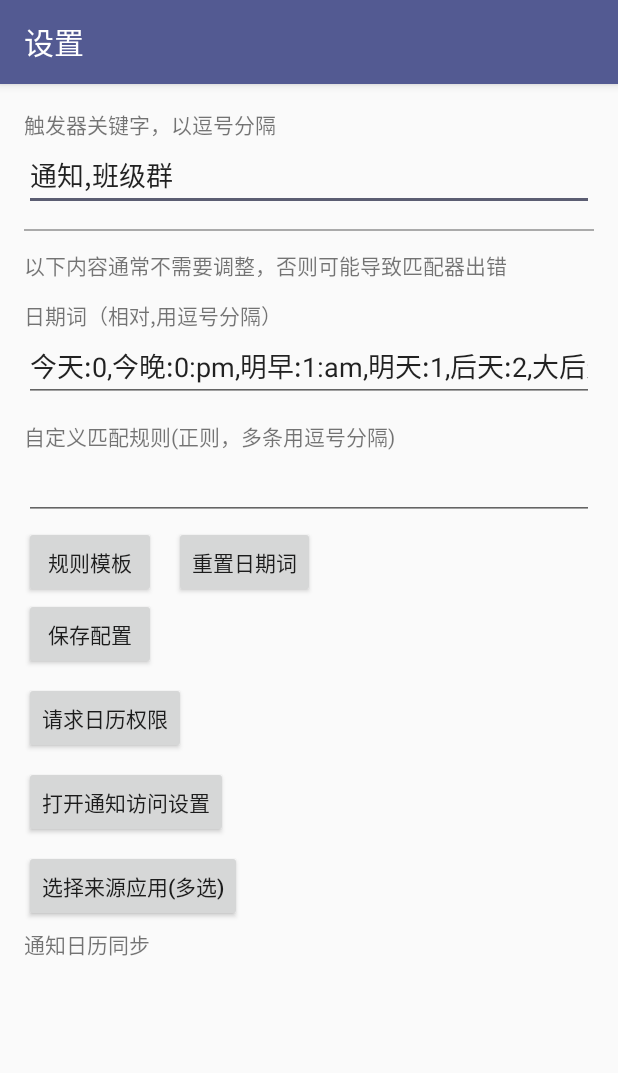
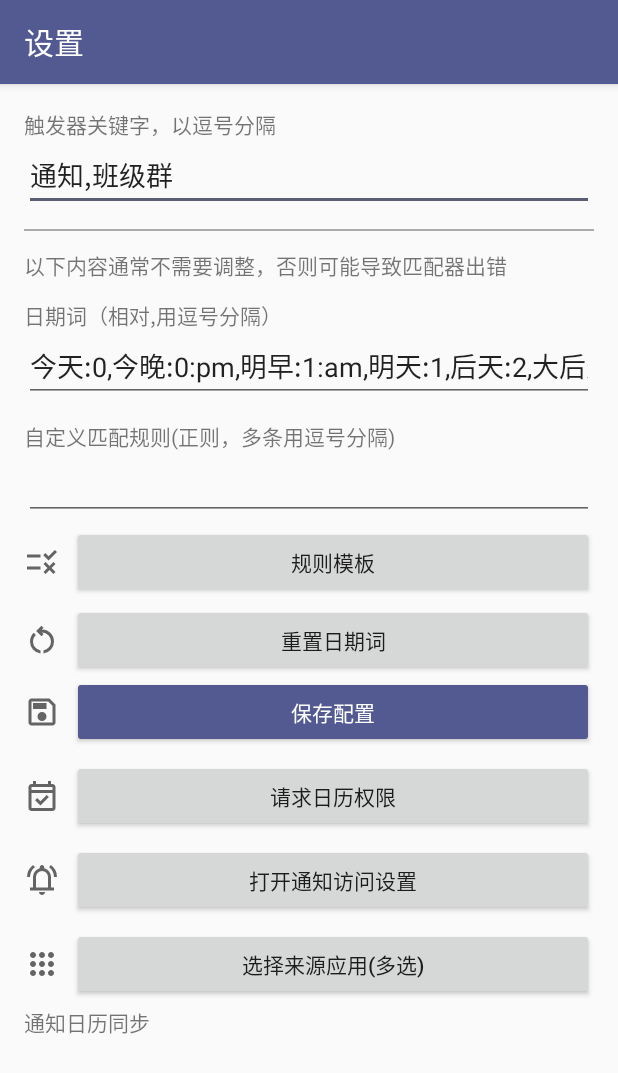
Before and after one commit to SteveZMTstudios/calsync, an Android app: the SettingsActivity screen opened directly, with no data from a screen before it, on a phone screen of 412 x 824 dp. Shown: the top 1073 px of the screen. Run offline under Robolectric (Android 15) with nearby library versions, the phone set to English and light mode, and no system bars.

Commit message:
change theme

```diff
--- a/app/src/main/AndroidManifest.xml
+++ b/app/src/main/AndroidManifest.xml
@@ -58,7 +58,7 @@
 
         <activity android:name="top.stevezmt.calsync.NotificationStatusActivity"
             android:exported="true"
-            android:label="Notification Status" />
+            android:label="通知侦听器测试" />
 
         <service
             android:name="top.stevezmt.calsync.KeepAliveService"
--- a/app/src/main/java/top/stevezmt/calsync/NotificationProcessor.kt
+++ b/app/src/main/java/top/stevezmt/calsync/NotificationProcessor.kt
@@ -31,6 +31,8 @@ object NotificationProcessor {
 	 */
 	fun process(context: Context, input: ProcessInput, notifier: ConfirmationNotifier): ProcessResult {
 		return try {
+			// Capture a single 'now' for this processing run to ensure consistent relative parsing
+			val baseMillis = System.currentTimeMillis()
 			val keywords = SettingsStore.getKeywords(context)
 			val matchesKeyword = keywords.any { kw ->
 				input.title.contains(kw, true) || input.content.contains(kw, true)
@@ -48,9 +50,9 @@ object NotificationProcessor {
 			var anyCreated = false
 			var lastEventId: Long? = null
 			var lastReason: String? = null
-			for (sentence in sentences) {
+				for (sentence in sentences) {
 				try {
-					val parsed = DateTimeParser.parseDateTime(context, sentence)
+						val parsed = DateTimeParser.parseDateTime(context, sentence, baseMillis)
 					if (parsed == null) { lastReason = "解析失败($sentence)"; continue }
 
 					val eventTitle = parsed.title?.takeIf { it.isNotBlank() } ?: run {
--- /dev/null
+++ b/app/src/main/res/drawable/apps_24.xml
@@ -0,0 +1,10 @@
+<vector xmlns:android="http://schemas.android.com/apk/res/android"
+    android:width="24dp"
+    android:height="24dp"
+    android:viewportWidth="960"
+    android:viewportHeight="960"
+    android:tint="?attr/colorControlNormal">
+  <path
+      android:fillColor="@android:color/white"
+      android:pathData="M240,800Q207,800 183.5,776.5Q160,753 160,720Q160,687 183.5,663.5Q207,640 240,640Q273,640 296.5,663.5Q320,687 320,720Q320,753 296.5,776.5Q273,800 240,800ZM480,800Q447,800 423.5,776.5Q400,753 400,720Q400,687 423.5,663.5Q447,640 480,640Q513,640 536.5,663.5Q560,687 560,720Q560,753 536.5,776.5Q513,800 480,800ZM720,800Q687,800 663.5,776.5Q640,753 640,720Q640,687 663.5,663.5Q687,640 720,640Q753,640 776.5,663.5Q800,687 800,720Q800,753 776.5,776.5Q753,800 720,800ZM240,560Q207,560 183.5,536.5Q160,513 160,480Q160,447 183.5,423.5Q207,400 240,400Q273,400 296.5,423.5Q320,447 320,480Q320,513 296.5,536.5Q273,560 240,560ZM480,560Q447,560 423.5,536.5Q400,513 400,480Q400,447 423.5,423.5Q447,400 480,400Q513,400 536.5,423.5Q560,447 560,480Q560,513 536.5,536.5Q513,560 480,560ZM720,560Q687,560 663.5,536.5Q640,513 640,480Q640,447 663.5,423.5Q687,400 720,400Q753,400 776.5,423.5Q800,447 800,480Q800,513 776.5,536.5Q753,560 720,560ZM240,320Q207,320 183.5,296.5Q160,273 160,240Q160,207 183.5,183.5Q207,160 240,160Q273,160 296.5,183.5Q320,207 320,240Q320,273 296.5,296.5Q273,320 240,320ZM480,320Q447,320 423.5,296.5Q400,273 400,240Q400,207 423.5,183.5Q447,160 480,160Q513,160 536.5,183.5Q560,207 560,240Q560,273 536.5,296.5Q513,320 480,320ZM720,320Q687,320 663.5,296.5Q640,273 640,240Q640,207 663.5,183.5Q687,160 720,160Q753,160 776.5,183.5Q800,207 800,240Q800,273 776.5,296.5Q753,320 720,320Z"/>
+</vector>
--- /dev/null
+++ b/app/src/main/res/drawable/event_available_24.xml
@@ -0,0 +1,10 @@
+<vector xmlns:android="http://schemas.android.com/apk/res/android"
+    android:width="24dp"
+    android:height="24dp"
+    android:viewportWidth="960"
+    android:viewportHeight="960"
+    android:tint="?attr/colorControlNormal">
+  <path
+      android:fillColor="@android:color/white"
+      android:pathData="M438,734L296,592L354,534L438,618L606,450L664,508L438,734ZM200,880Q167,880 143.5,856.5Q120,833 120,800L120,240Q120,207 143.5,183.5Q167,160 200,160L240,160L240,80L320,80L320,160L640,160L640,80L720,80L720,160L760,160Q793,160 816.5,183.5Q840,207 840,240L840,800Q840,833 816.5,856.5Q793,880 760,880L200,880ZM200,800L760,800Q760,800 760,800Q760,800 760,800L760,400L200,400L200,800Q200,800 200,800Q200,800 200,800ZM200,320L760,320L760,240Q760,240 760,240Q760,240 760,240L200,240Q200,240 200,240Q200,240 200,240L200,320ZM200,320L200,240Q200,240 200,240Q200,240 200,240L200,240Q200,240 200,240Q200,240 200,240L200,320Z"/>
+</vector>
--- /dev/null
+++ b/app/src/main/res/drawable/notifications_active_24.xml
@@ -0,0 +1,10 @@
+<vector xmlns:android="http://schemas.android.com/apk/res/android"
+    android:width="24dp"
+    android:height="24dp"
+    android:viewportWidth="960"
+    android:viewportHeight="960"
+    android:tint="?attr/colorControlNormal">
+  <path
+      android:fillColor="@android:color/white"
+      android:pathData="M80,400Q80,300 124.5,216.5Q169,133 244,78L291,142Q231,186 195.5,253Q160,320 160,400L80,400ZM800,400Q800,320 764.5,253Q729,186 669,142L716,78Q791,133 835.5,216.5Q880,300 880,400L800,400ZM160,760L160,680L240,680L240,400Q240,317 290,252.5Q340,188 420,168L420,140Q420,115 437.5,97.5Q455,80 480,80Q505,80 522.5,97.5Q540,115 540,140L540,168Q620,188 670,252.5Q720,317 720,400L720,680L800,680L800,760L160,760ZM480,460L480,460L480,460L480,460Q480,460 480,460Q480,460 480,460Q480,460 480,460Q480,460 480,460ZM480,880Q447,880 423.5,856.5Q400,833 400,800L560,800Q560,833 536.5,856.5Q513,880 480,880ZM320,680L640,680L640,400Q640,334 593,287Q546,240 480,240Q414,240 367,287Q320,334 320,400L320,680Z"/>
+</vector>
--- /dev/null
+++ b/app/src/main/res/drawable/restart_alt_24.xml
@@ -0,0 +1,10 @@
+<vector xmlns:android="http://schemas.android.com/apk/res/android"
+    android:width="24dp"
+    android:height="24dp"
+    android:viewportWidth="960"
+    android:viewportHeight="960"
+    android:tint="?attr/colorControlNormal">
+  <path
+      android:fillColor="@android:color/white"
+      android:pathData="M440,838Q319,823 239.5,732.5Q160,642 160,520Q160,454 186,393.5Q212,333 260,288L317,345Q279,379 259.5,424Q240,469 240,520Q240,608 296,675.5Q352,743 440,758L440,838ZM520,838L520,758Q607,742 663.5,675Q720,608 720,520Q720,420 650,350Q580,280 480,280L477,280L521,324L465,380L325,240L465,100L521,156L477,200L480,200Q614,200 707,293Q800,386 800,520Q800,641 720.5,731.5Q641,822 520,838Z"/>
+</vector>
--- /dev/null
+++ b/app/src/main/res/drawable/rule_24.xml
@@ -0,0 +1,10 @@
+<vector xmlns:android="http://schemas.android.com/apk/res/android"
+    android:width="24dp"
+    android:height="24dp"
+    android:viewportWidth="960"
+    android:viewportHeight="960"
+    android:tint="?attr/colorControlNormal">
+  <path
+      android:fillColor="@android:color/white"
+      android:pathData="M576,800L520,744L624,640L520,536L576,480L680,584L784,480L840,536L736,640L840,744L784,800L680,696L576,800ZM655,440L513,298L569,242L654,327L824,157L880,214L655,440ZM80,680L80,600L440,600L440,680L80,680ZM80,360L80,280L440,280L440,360L80,360Z"/>
+</vector>
--- /dev/null
+++ b/app/src/main/res/drawable/save_24.xml
@@ -0,0 +1,10 @@
+<vector xmlns:android="http://schemas.android.com/apk/res/android"
+    android:width="24dp"
+    android:height="24dp"
+    android:viewportWidth="960"
+    android:viewportHeight="960"
+    android:tint="?attr/colorControlNormal">
+  <path
+      android:fillColor="@android:color/white"
+      android:pathData="M840,280L840,760Q840,793 816.5,816.5Q793,840 760,840L200,840Q167,840 143.5,816.5Q120,793 120,760L120,200Q120,167 143.5,143.5Q167,120 200,120L680,120L840,280ZM760,314L646,200L200,200Q200,200 200,200Q200,200 200,200L200,760Q200,760 200,760Q200,760 200,760L760,760Q760,760 760,760Q760,760 760,760L760,314ZM480,720Q530,720 565,685Q600,650 600,600Q600,550 565,515Q530,480 480,480Q430,480 395,515Q360,550 360,600Q360,650 395,685Q430,720 480,720ZM240,400L600,400L600,240L240,240L240,400ZM200,314L200,760Q200,760 200,760Q200,760 200,760L200,760Q200,760 200,760Q200,760 200,760L200,200Q200,200 200,200Q200,200 200,200L200,200L200,314Z"/>
+</vector>
--- a/app/src/main/res/layout/activity_settings.xml
+++ b/app/src/main/res/layout/activity_settings.xml
@@ -56,62 +56,136 @@
         android:layout_height="wrap_content"
         android:inputType="text" />
 
+    <!-- 规则模板按钮（带左侧图标） -->
     <LinearLayout
         android:layout_width="match_parent"
         android:layout_height="wrap_content"
         android:orientation="horizontal"
-        android:paddingTop="4dp">
+        android:paddingTop="4dp"
+        android:gravity="center_vertical">
+        <ImageView
+            android:layout_width="24dp"
+            android:layout_height="24dp"
+            android:layout_marginEnd="8dp"
+            android:src="@drawable/rule_24" />
         <Button
             android:id="@+id/btn_fill_rule_template"
-            android:layout_width="wrap_content"
+            android:layout_width="0dp"
             android:layout_height="wrap_content"
+            android:layout_weight="1"
             android:text="规则模板"/>
-        <View
-            android:layout_width="12dp"
-            android:layout_height="match_parent"/>
+    </LinearLayout>
+
+    <!-- 重置日期词按钮（带左侧图标） -->
+    <LinearLayout
+        android:layout_width="match_parent"
+        android:layout_height="wrap_content"
+        android:orientation="horizontal"
+        android:paddingTop="4dp"
+        android:gravity="center_vertical">
+        <ImageView
+            android:layout_width="24dp"
+            android:layout_height="24dp"
+            android:layout_marginEnd="8dp"
+            android:src="@drawable/restart_alt_24" />
         <Button
             android:id="@+id/btn_reset_relative_words"
-            android:layout_width="wrap_content"
+            android:layout_width="0dp"
             android:layout_height="wrap_content"
+            android:layout_weight="1"
             android:text="重置日期词"/>
     </LinearLayout>
 
+    <!-- 保存配置（带左侧图标） -->
+    <LinearLayout
+        android:layout_width="match_parent"
+        android:layout_height="wrap_content"
+        android:orientation="horizontal"
+        android:gravity="center_vertical">
+        <ImageView
+            android:layout_width="24dp"
+            android:layout_height="24dp"
+            android:layout_marginEnd="8dp"
+            android:src="@drawable/save_24" />
         <Button
             android:id="@+id/btn_save"
-        android:layout_width="wrap_content"
+            android:layout_width="0dp"
             android:layout_height="wrap_content"
+            android:layout_weight="1"
             android:text="保存配置"
-        android:textAllCaps="false" />
+            android:textAllCaps="false"
+            android:backgroundTint="@color/md_theme_primary"
+            android:textColor="@color/md_theme_onPrimary" />
+    </LinearLayout>
 
     <View
         android:layout_width="match_parent"
         android:layout_height="8dp" />
 
+    <!-- 请求日历权限（带左侧图标） -->
+    <LinearLayout
+        android:layout_width="match_parent"
+        android:layout_height="wrap_content"
+        android:orientation="horizontal"
+        android:gravity="center_vertical">
+        <ImageView
+            android:layout_width="24dp"
+            android:layout_height="24dp"
+            android:layout_marginEnd="8dp"
+            android:src="@drawable/event_available_24" />
         <Button
             android:id="@+id/btn_request_permission"
-        android:layout_width="wrap_content"
+            android:layout_width="0dp"
             android:layout_height="wrap_content"
+            android:layout_weight="1"
             android:text="请求日历权限" />
+    </LinearLayout>
 
     <View
         android:layout_width="match_parent"
         android:layout_height="8dp" />
 
+    <!-- 打开通知访问设置（带左侧图标） -->
+    <LinearLayout
+        android:layout_width="match_parent"
+        android:layout_height="wrap_content"
+        android:orientation="horizontal"
+        android:gravity="center_vertical">
+        <ImageView
+            android:layout_width="24dp"
+            android:layout_height="24dp"
+            android:layout_marginEnd="8dp"
+            android:src="@drawable/notifications_active_24" />
         <Button
             android:id="@+id/btn_open_notification_access"
-        android:layout_width="wrap_content"
+            android:layout_width="0dp"
             android:layout_height="wrap_content"
+            android:layout_weight="1"
             android:text="打开通知访问设置" />
+    </LinearLayout>
 
     <View
         android:layout_width="match_parent"
         android:layout_height="8dp" />
 
+    <!-- 选择来源应用（带左侧图标） -->
+    <LinearLayout
+        android:layout_width="match_parent"
+        android:layout_height="wrap_content"
+        android:orientation="horizontal"
+        android:gravity="center_vertical">
+        <ImageView
+            android:layout_width="24dp"
+            android:layout_height="24dp"
+            android:layout_marginEnd="8dp"
+            android:src="@drawable/apps_24" />
         <Button
             android:id="@+id/btn_select_apps"
-        android:layout_width="wrap_content"
+            android:layout_width="0dp"
             android:layout_height="wrap_content"
+            android:layout_weight="1"
             android:text="选择来源应用(多选)" />
+    </LinearLayout>
 
     <TextView
         android:id="@+id/text_selected_apps"
```
Also changed, not shown: app/src/main/java/top/stevezmt/calsync/DateTimeParser.kt (+69 -18 lines), app/src/main/res/drawable/app_settings_alt_24.xml (added, +10 -0 lines), app/src/main/res/drawable/send_24.xml (added, +11 -0 lines), app/src/main/res/drawable/tab_inactive_24.xml (added, +10 -0 lines), app/src/main/res/layout/activity_app_picker.xml (+17 -3 lines), app/src/main/res/layout/activity_main.xml (+15 -3 lines), app/src/main/res/layout/activity_notification_status.xml (+63 -15 lines), app/src/main/res/values/colors.xml (deleted, +0 -10 lines), 1 other file. Lines whose indentation alone changed are shown as unchanged.
